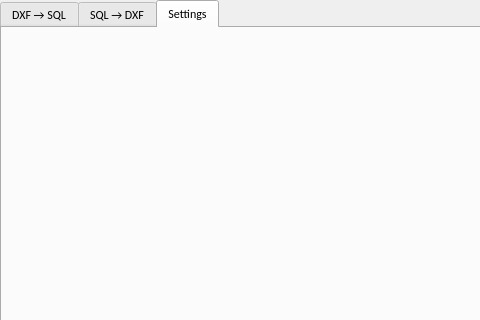
Comanda-A/DXF-PostGIS-Converter, file src/gui/main_dialog.ui: the form before one commit; both pictures show x 0 to 480 and y 0 to 320 of the 704 by 618 pixel window.
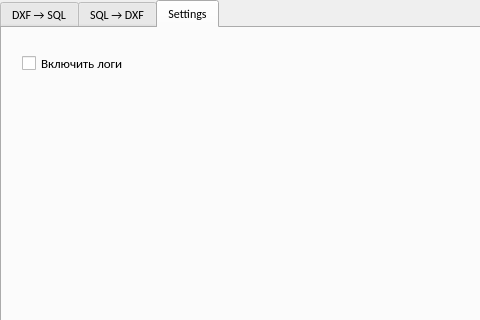
The form after the commit. The open tabs and pages were chosen to show the change.

Commit message: mini upd

```diff
--- a/src/gui/main_dialog.ui
+++ b/src/gui/main_dialog.ui
@@ -343,6 +343,25 @@
     <attribute name="title">
      <string>Settings</string>
     </attribute>
+    <widget class="QCheckBox" name="enable_logging_checkbox">
+     <property name="geometry">
+      <rect>
+       <x>20</x>
+       <y>20</y>
+       <width>200</width>
+       <height>30</height>
+      </rect>
+     </property>
+     <property name="font">
+      <font>
+       <family>Calibri</family>
+       <pointsize>10</pointsize>
+      </font>
+     </property>
+     <property name="text">
+      <string>Включить логи</string>
+     </property>
+    </widget>
    </widget>
   </widget>
  </widget>
```
The commit also changes 1 other file.
